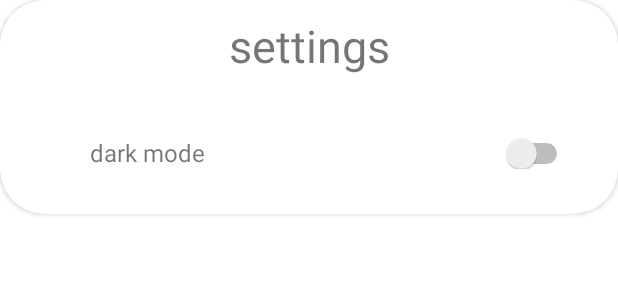
After one commit to koralduel/Mesablet, an Android app: the layout settings_dialog.xml on its own in the app's theme, with its tools: preview values and no code run, on a phone screen of 412 x 824 dp. The commit adds this screen. Shown: the top 300 px of the screen. Run offline under Robolectric (Android 15) with nearby library versions, the light colour scheme and no system bars; Roboto replaces fonts that are not available here.

Commit message:
add swttings + dark mode

```diff
--- a/app/src/main/res/layout/activity_profile_page.xml
+++ b/app/src/main/res/layout/activity_profile_page.xml
@@ -167,6 +167,7 @@
             android:textColor="@color/black"
             android:textSize="14dp"
             app:strokeWidth="1dp" />
+
     </LinearLayout>
 
     <LinearLayout
--- /dev/null
+++ b/app/src/main/res/layout/settings_dialog.xml
@@ -0,0 +1,56 @@
+<?xml version="1.0" encoding="utf-8"?>
+<androidx.cardview.widget.CardView xmlns:android="http://schemas.android.com/apk/res/android"
+    xmlns:app="http://schemas.android.com/apk/res-auto"
+    android:layout_width="match_parent"
+    android:layout_height="wrap_content"
+    app:cardCornerRadius="30dp">
+
+    <LinearLayout
+        android:id="@+id/LL_allItems"
+        android:layout_width="match_parent"
+        android:layout_height="wrap_content"
+        android:orientation="vertical"
+        app:layout_constraintEnd_toEndOf="parent"
+        app:layout_constraintStart_toStartOf="parent"
+        app:layout_constraintTop_toTopOf="parent">
+
+        <TextView
+            android:id="@+id/TV_settingTitle"
+            android:layout_width="match_parent"
+            android:layout_height="wrap_content"
+            android:gravity="center"
+            android:paddingTop="10dp"
+            android:text="@string/settings"
+            android:textSize="30sp">
+
+        </TextView>
+
+        <LinearLayout
+            android:id="@+id/LL_darkMode"
+            android:layout_width="match_parent"
+            android:layout_height="wrap_content"
+            android:orientation="horizontal"
+            android:paddingBottom="30dp">
+
+            <TextView
+                android:id="@+id/Tv_darkModeTitle"
+                android:layout_width="wrap_content"
+                android:layout_height="wrap_content"
+                android:paddingTop="40dp"
+                android:paddingLeft="60dp"
+                android:layout_weight="1"
+                android:text="@string/dark_mode"
+                android:textSize="16dp"/>
+
+            <Switch
+                android:id="@+id/switch_darkMode"
+                android:layout_width="wrap_content"
+                android:layout_height="wrap_content"
+                android:layout_weight="1"
+                android:paddingEnd="30dp"/>
+
+        </LinearLayout>
+
+    </LinearLayout>
+
+</androidx.cardview.widget.CardView>
--- a/app/src/main/res/values/strings.xml
+++ b/app/src/main/res/values/strings.xml
@@ -48,4 +48,6 @@
     <string name="start_date">Start date</string>
     <string name="end_date">End Date</string>
     <string name="next">Next</string>
+    <string name="settings">settings</string>
+    <string name="dark_mode">dark mode</string>
 </resources>
```
Also changed, not shown: app/src/main/java/com/example/mesablet/activities/HomePage.java (+5 -4 lines), app/src/main/java/com/example/mesablet/fragments/CustomDialog.java (added, +77 -0 lines), app/src/main/res/menu/top_app_bar.xml (+7 -6 lines), app/src/main/res/drawable/ic_settings.png (added).
